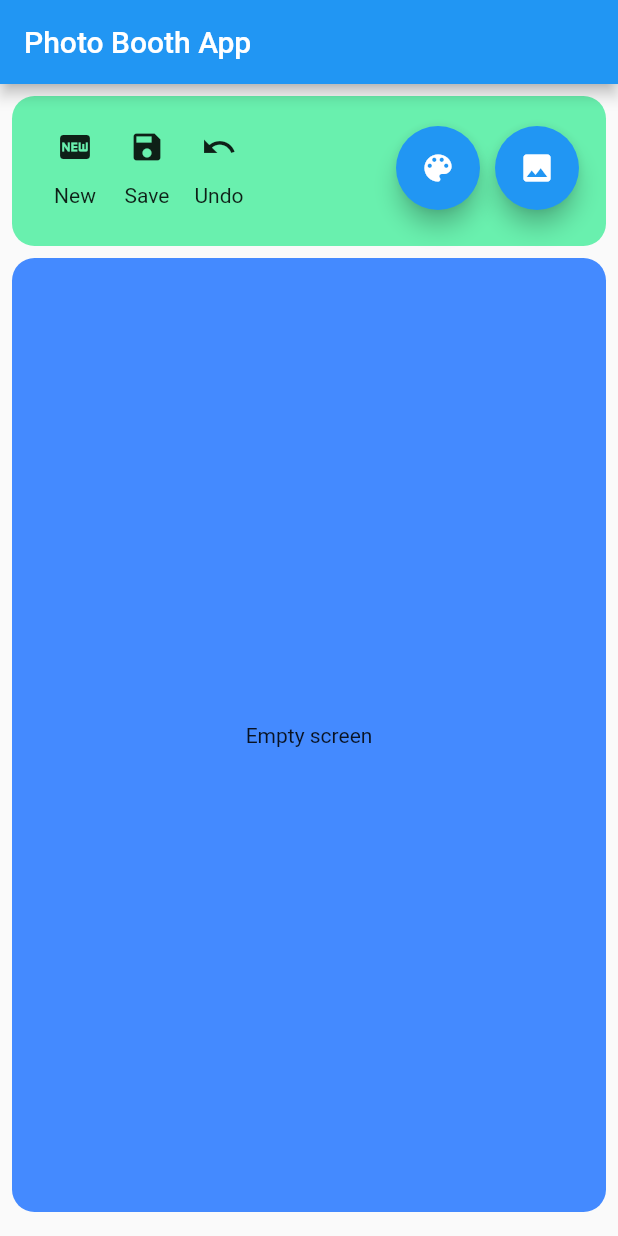
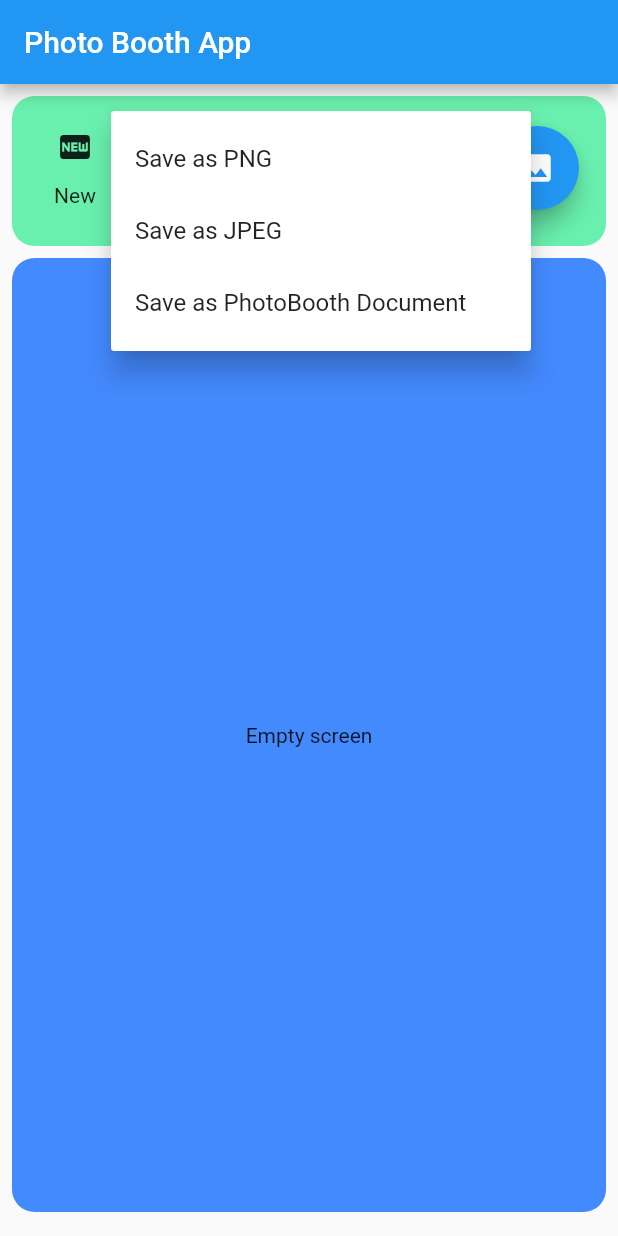
Before and after one commit to g0rdan/PhotoBoothApp, a Flutter app: the screen it shows after launch, after a tap on the "save" icon, on a phone screen of 412 x 824 dp. Run offline on Flutter 3.47's test engine with Material 2 defaults, Android fonts, the light colour scheme and no system bars; our stand-ins replace image_picker; statements that could not run were skipped.

Commit message:
Add png saving func

```diff
--- a/photo_booth/lib/main.dart
+++ b/photo_booth/lib/main.dart
@@ -2,9 +2,6 @@ import 'dart:io';
 import 'dart:ui';
 
 import 'package:flutter/material.dart';
-// import 'package:flutter_colorpicker/flutter_colorpicker.dart';
-import 'package:path/path.dart';
-import 'package:path_provider/path_provider.dart';
 import 'package:scoped_model/scoped_model.dart';
 import 'package:image_picker/image_picker.dart';
 
@@ -134,11 +131,6 @@ class _MyHomePageState extends State<MyHomePage> {
                                 tooltip: 'Clear work area',
                                 onPressed: () {
                                   model.clear();
-
-                                    // if (selectedMode == SelectedMode.StrokeWidth)
-                                    //   showBottomList = !showBottomList;
-                                    // selectedMode = SelectedMode.StrokeWidth;
-
                                 }),
                                 Text('New')
                               ],
@@ -146,16 +138,41 @@ class _MyHomePageState extends State<MyHomePage> {
                             Column(
                               mainAxisSize: MainAxisSize.min,
                               children: <Widget>[
-                                IconButton(
+                                PopupMenuButton<ImageFormat>(
+                                  child: IconButton(
                                     icon: Icon(Icons.save),
-                                  tooltip: 'Save work area into file',
-                                  onPressed: () {
-                                    setState(() {
-                                      // if (selectedMode == SelectedMode.StrokeWidth)
-                                      //   showBottomList = !showBottomList;
-                                      // selectedMode = SelectedMode.StrokeWidth;
-                                    });
-                                }),
+                                    tooltip: 'Save work area into file'
+                                  ),
+                                  onSelected: (ImageFormat result) async{
+                                    switch (result) {
+                                      case ImageFormat.png:
+                                        bool hasSavedAsPNG = await model.saveImage(ImageFormat.png);
+                                        print('hasSavedAsPNG: $hasSavedAsPNG');
+                                        break;
+                                      case ImageFormat.jpeg:
+                                        // model.getImage(ImageSource.gallery);
+                                        break;
+                                      case ImageFormat.photobooth:
+                                        // model.getImage(ImageSource.gallery);
+                                        break;
+                                      default:
+                                    }
+                                  },
+                                  itemBuilder: (BuildContext context) => <PopupMenuEntry<ImageFormat>>[
+                                    const PopupMenuItem<ImageFormat>(
+                                      value: ImageFormat.png,
+                                      child: Text('Save as PNG'),
+                                    ),
+                                    const PopupMenuItem<ImageFormat>(
+                                      value: ImageFormat.jpeg,
+                                      child: Text('Save as JPEG'),
+                                    ),
+                                    const PopupMenuItem<ImageFormat>(
+                                      value: ImageFormat.photobooth,
+                                      child: Text('Save as PhotoBooth Document'),
+                                    ),
+                                  ],
+                                ),
                                 Text('Save')
                               ],
                             ),
@@ -212,20 +229,12 @@ class Draw extends StatefulWidget {
 
 class _DrawState extends State<Draw> {
 
-  Color selectedColor = Colors.black;
   Color pickerColor = Colors.black;
   double strokeWidth = 3.0;
   bool showBottomList = false;
   double opacity = 1.0;
   StrokeCap strokeCap = (Platform.isAndroid) ? StrokeCap.butt : StrokeCap.round;
   SelectedMode selectedMode = SelectedMode.StrokeWidth;
-  List<Color> colors = [
-    Colors.red,
-    Colors.green,
-    Colors.blue,
-    Colors.amber,
-    Colors.black
-  ];
 
   @override
   Widget build(BuildContext context) {
@@ -242,7 +251,7 @@ class _DrawState extends State<Draw> {
                   paint: Paint()
                     ..strokeCap = strokeCap
                     ..isAntiAlias = true
-                    ..color = selectedColor.withOpacity(opacity)
+                    ..color = model.selectedColor.withOpacity(opacity)
                     ..strokeWidth = strokeWidth);
                 model.addPoint(point);
               }
@@ -259,7 +268,7 @@ class _DrawState extends State<Draw> {
                   paint: Paint()
                     ..strokeCap = strokeCap
                     ..isAntiAlias = true
-                    ..color = selectedColor.withOpacity(opacity)
+                    ..color = model.selectedColor.withOpacity(opacity)
                     ..strokeWidth = strokeWidth);
                 model.addPoint(point);
               }
@@ -277,6 +286,8 @@ class _DrawState extends State<Draw> {
   }
 
   _getPreviewWidget(MainModel model) {
+    GlobalKey _canvasKey = GlobalKey();
+    model.canvasKey = _canvasKey;
     switch (model.previewState) {
       case CameraPreviewState.empty:
         print('empty preview');
@@ -286,7 +297,10 @@ class _DrawState extends State<Draw> {
         break;
       case CameraPreviewState.image:
         print('draw screen');
-        return Stack(
+        return
+        RepaintBoundary(
+          key: _canvasKey,
+          child: Stack(
             children: <Widget>[
               DisplayPictureScreen(imagePath: model.currentImagePath),
               CustomPaint(
@@ -296,86 +310,20 @@ class _DrawState extends State<Draw> {
                 ),
               )
             ],
+          ),
         );
         break;
       default:
     }
   }
-
-  // getColorList() {
-  //   List<Widget> listWidget = List();
-  //   for (Color color in colors) {
-  //     listWidget.add(colorCircle(color));
-  //   }
-  //   Widget colorPicker = GestureDetector(
-  //     onTap: () {
-  //       showDialog(
-  //         context: context,
-  //         child: AlertDialog(
-  //           title: const Text('Pick a color!'),
-  //           content: SingleChildScrollView(
-  //             child: ColorPicker(
-  //               pickerColor: pickerColor,
-  //               onColorChanged: (color) {
-  //                 pickerColor = color;
-  //               },
-  //               enableLabel: true,
-  //               pickerAreaHeightPercent: 0.8,
-  //             ),
-  //           ),
-  //           actions: <Widget>[
-  //             FlatButton(
-  //               child: const Text('Save'),
-  //               onPressed: () {
-  //                 setState(() => selectedColor = pickerColor);
-  //                 Navigator.of(context).pop();
-  //               },
-  //             ),
-  //           ],
-  //         ),
-  //       );
-  //     },
-  //     child: ClipOval(
-  //       child: Container(
-  //         padding: const EdgeInsets.only(bottom: 16.0),
-  //         height: 36,
-  //         width: 36,
-  //         decoration: BoxDecoration(
-  //             gradient: LinearGradient(
-  //           colors: [Colors.red, Colors.green, Colors.blue],
-  //           begin: Alignment.topLeft,
-  //           end: Alignment.bottomRight,
-  //         )),
-  //       ),
-  //     ),
-  //   );
-  //   listWidget.add(colorPicker);
-  //   return listWidget;
-  // }
-
-  Widget colorCircle(Color color) {
-    return GestureDetector(
-      onTap: () {
-        setState(() {
-          selectedColor = color;
-        });
-      },
-      child: ClipOval(
-        child: Container(
-          padding: const EdgeInsets.only(bottom: 16.0),
-          height: 36,
-          width: 36,
-          color: color,
-        ),
-      ),
-    );
-  }
 }
 
 class DrawingPainter extends CustomPainter {
+  List<DrawingPoint> pointsList;
+  List<Offset> offsetPoints = [];
+
   DrawingPainter({this.pointsList});
-  List<DrawingPoint> pointsList;
-  List<Offset> offsetPoints = List();
+
   @override
   void paint(Canvas canvas, Size size) {
     for (int i = 0; i < pointsList.length - 1; i++) {
```
Lines whose indentation alone changed are shown as unchanged.
